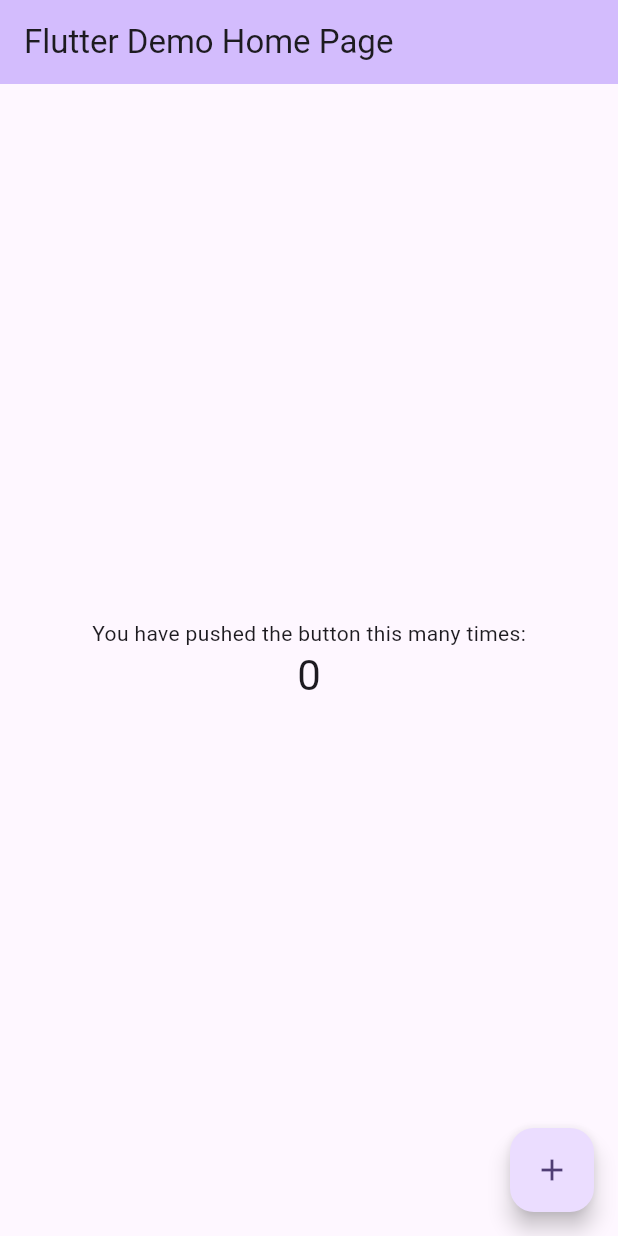
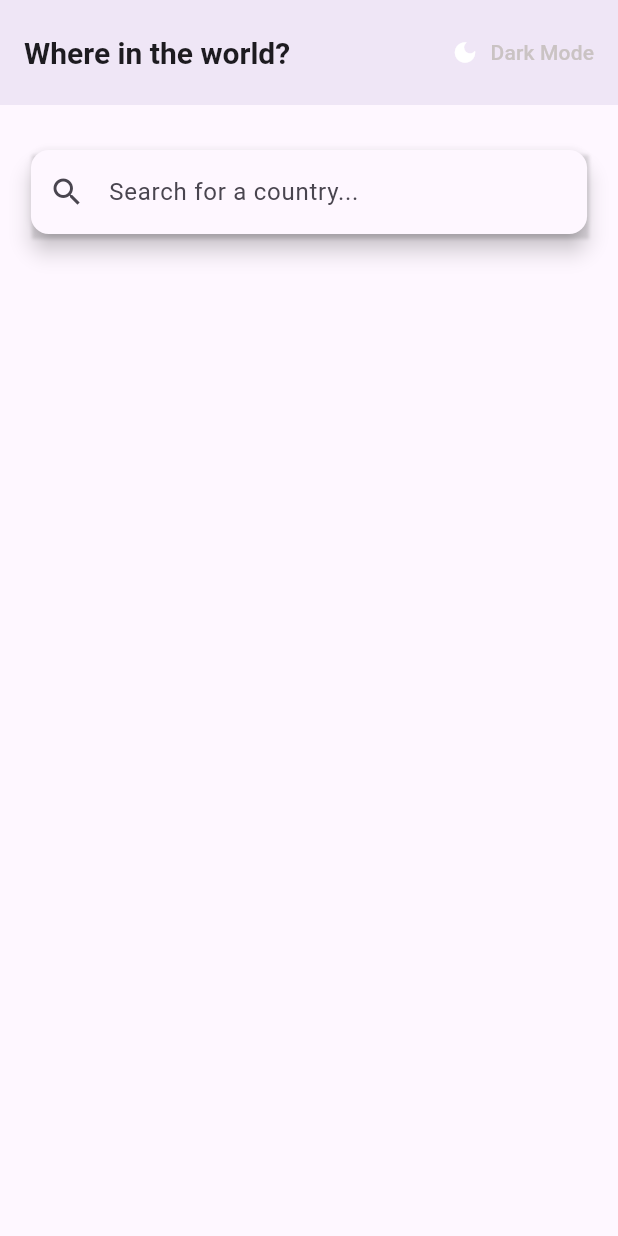
Before and after one commit to hosseinabdollahi84/CountriesApi, a Flutter app: the screen it shows after launch, on a phone screen of 412 x 824 dp. Run offline on Flutter 3.47's test engine with Material 3 defaults, Android fonts, the phone set to English and light mode, and no system bars; our stand-ins replace get.

Commit message:
Add theme and packages

```diff
--- /dev/null
+++ b/lib/controllers/ThemeController.dart
@@ -0,0 +1,14 @@
+// ignore: file_names
+import 'package:flutter/material.dart';
+import 'package:get/get.dart';
+
+class ThemeController extends GetxController {
+  void toggleTheme() {
+    if (Get.isDarkMode) {
+      Get.changeThemeMode(ThemeMode.light);
+    } else {
+      Get.changeThemeMode(ThemeMode.dark);
+    }
+    update();
+  }
+}
--- a/lib/main.dart
+++ b/lib/main.dart
@@ -1,4 +1,7 @@
+import 'package:arz3/screens/home_page.dart';
 import 'package:flutter/material.dart';
+import 'package:get/get_core/src/get_main.dart';
+import 'package:get/get_navigation/get_navigation.dart';
 
 void main() {
   runApp(const MyApp());
@@ -10,113 +13,19 @@ class MyApp extends StatelessWidget {
   // This widget is the root of your application.
   @override
   Widget build(BuildContext context) {
-    return MaterialApp(
-      title: 'Flutter Demo',
-      theme: ThemeData(
-        // This is the theme of your application.
-        //
-        // TRY THIS: Try running your application with "flutter run". You'll see
-        // the application has a purple toolbar. Then, without quitting the app,
-        // try changing the seedColor in the colorScheme below to Colors.green
-        // and then invoke "hot reload" (save your changes or press the "hot
-        // reload" button in a Flutter-supported IDE, or press "r" if you used
-        // the command line to start the app).
-        //
-        // Notice that the counter didn't reset back to zero; the application
-        // state is not lost during the reload. To reset the state, use hot
-        // restart instead.
-        //
-        // This works for code too, not just values: Most code changes can be
-        // tested with just a hot reload.
-        colorScheme: ColorScheme.fromSeed(seedColor: Colors.deepPurple),
+    return GetMaterialApp(
+      title: 'Api',
+      home: HomePage(),
+      theme: ThemeData.light(),
+      darkTheme: ThemeData.dark().copyWith(
+        scaffoldBackgroundColor: const Color.fromARGB(255, 26, 32, 39),
+        primaryColor: const Color.fromARGB(255, 125, 169, 217),
+        appBarTheme: const AppBarTheme(
+          backgroundColor: Color.fromARGB(255, 32, 44, 57),
+          foregroundColor: Colors.white,
+        ),
       ),
-      home: const MyHomePage(title: 'Flutter Demo Home Page'),
+      themeMode: ThemeMode.system, //برای تم پیش فرض گوشیه
     );
   }
 }
-
-class MyHomePage extends StatefulWidget {
-  const MyHomePage({super.key, required this.title});
-
-  // This widget is the home page of your application. It is stateful, meaning
-  // that it has a State object (defined below) that contains fields that affect
-  // how it looks.
-
-  // This class is the configuration for the state. It holds the values (in this
-  // case the title) provided by the parent (in this case the App widget) and
-  // used by the build method of the State. Fields in a Widget subclass are
-  // always marked "final".
-
-  final String title;
-
-  @override
-  State<MyHomePage> createState() => _MyHomePageState();
-}
-
-class _MyHomePageState extends State<MyHomePage> {
-  int _counter = 0;
-
-  void _incrementCounter() {
-    setState(() {
-      // This call to setState tells the Flutter framework that something has
-      // changed in this State, which causes it to rerun the build method below
-      // so that the display can reflect the updated values. If we changed
-      // _counter without calling setState(), then the build method would not be
-      // called again, and so nothing would appear to happen.
-      _counter++;
-    });
-  }
-
-  @override
-  Widget build(BuildContext context) {
-    // This method is rerun every time setState is called, for instance as done
-    // by the _incrementCounter method above.
-    //
-    // The Flutter framework has been optimized to make rerunning build methods
-    // fast, so that you can just rebuild anything that needs updating rather
-    // than having to individually change instances of widgets.
-    return Scaffold(
-      appBar: AppBar(
-        // TRY THIS: Try changing the color here to a specific color (to
-        // Colors.amber, perhaps?) and trigger a hot reload to see the AppBar
-        // change color while the other colors stay the same.
-        backgroundColor: Theme.of(context).colorScheme.inversePrimary,
-        // Here we take the value from the MyHomePage object that was created by
-        // the App.build method, and use it to set our appbar title.
-        title: Text(widget.title),
-      ),
-      body: Center(
-        // Center is a layout widget. It takes a single child and positions it
-        // in the middle of the parent.
-        child: Column(
-          // Column is also a layout widget. It takes a list of children and
-          // arranges them vertically. By default, it sizes itself to fit its
-          // children horizontally, and tries to be as tall as its parent.
-          //
-          // Column has various properties to control how it sizes itself and
-          // how it positions its children. Here we use mainAxisAlignment to
-          // center the children vertically; the main axis here is the vertical
-          // axis because Columns are vertical (the cross axis would be
-          // horizontal).
-          //
-          // TRY THIS: Invoke "debug painting" (choose the "Toggle Debug Paint"
-          // action in the IDE, or press "p" in the console), to see the
-          // wireframe for each widget.
-          mainAxisAlignment: MainAxisAlignment.center,
-          children: <Widget>[
-            const Text('You have pushed the button this many times:'),
-            Text(
-              '$_counter',
-              style: Theme.of(context).textTheme.headlineMedium,
-            ),
-          ],
-        ),
-      ),
-      floatingActionButton: FloatingActionButton(
-        onPressed: _incrementCounter,
-        tooltip: 'Increment',
-        child: const Icon(Icons.add),
-      ), // This trailing comma makes auto-formatting nicer for build methods.
-    );
-  }
-}
--- /dev/null
+++ b/lib/screens/home_page.dart
@@ -0,0 +1,57 @@
+import 'package:arz3/controllers/ThemeController.dart';
+import 'package:arz3/widgets/CustomAppBar.dart';
+import 'package:flutter/material.dart';
+import 'package:get/get.dart';
+import 'package:get/state_manager.dart';
+
+class HomePage extends StatelessWidget {
+  final List<String> cont = ["Africa", "Asia", "Europe", "America", "Oceania"];
+
+  final ThemeController themeController = Get.put(ThemeController());
+  HomePage({super.key});
+
+  @override
+  Widget build(BuildContext context) {
+    return Scaffold(
+      appBar: CustomAppBar(),
+      body: Padding(
+        padding: const EdgeInsets.only(top: 30.0),
+        child: Column(
+          children: [
+            Align(
+              alignment: Alignment.center,
+              child: Container(
+                decoration: BoxDecoration(
+                  boxShadow: [
+                    BoxShadow(
+                      color: Colors.black12,
+                      blurRadius: 1,
+                      offset: Offset(1, 3),
+                    ),
+                  ],
+                ),
+
+                width: MediaQuery.of(context).size.width * 0.9,
+                child: Material(
+                  elevation: 6,
+                  borderRadius: BorderRadius.circular(12),
+                  child: TextField(
+                    decoration: InputDecoration(
+                      hintText: "Search for a country...",
+
+                      border: OutlineInputBorder(
+                        borderRadius: BorderRadius.circular(12),
+                        borderSide: BorderSide.none,
+                      ),
+                      prefixIcon: Icon(Icons.search),
+                    ),
+                  ),
+                ),
+              ),
+            ),
+          ],
+        ),
+      ),
+    );
+  }
+}
--- /dev/null
+++ b/lib/widgets/CustomAppBar.dart
@@ -0,0 +1,47 @@
+import 'package:arz3/controllers/ThemeController.dart';
+import 'package:flutter/material.dart';
+import 'package:get/get.dart';
+import 'package:get/get_core/src/get_main.dart';
+import 'package:get/get_state_manager/src/simple/get_state.dart';
+
+class CustomAppBar extends StatelessWidget implements PreferredSizeWidget {
+  const CustomAppBar({super.key});
+
+  @override
+  Widget build(BuildContext context) {
+    return AppBar(
+      toolbarHeight: 70,
+      elevation: 5,
+      title: const Text(
+        "Where in the world?",
+        style: TextStyle(fontSize: 20, fontWeight: FontWeight.bold),
+      ),
+      actions: [
+        GetBuilder<ThemeController>(
+          builder:
+              (controller) => TextButton.icon(
+                onPressed: () {
+                  controller.toggleTheme();
+                },
+                label: Text(
+                  Get.isDarkMode ? "Light Mode" : "Dark Mode",
+                  style: TextStyle(
+                    color:
+                        Get.isDarkMode
+                            ? const Color.fromARGB(255, 51, 50, 50)
+                            : const Color.fromARGB(255, 202, 195, 195),
+                  ),
+                ),
+                icon: Icon(
+                  Get.isDarkMode ? Icons.light_mode : Icons.dark_mode,
+                  color: Get.isDarkMode ? Colors.black : Colors.white,
+                ),
+              ),
+        ),
+      ],
+    );
+  }
+
+  @override
+  Size get preferredSize => const Size.fromHeight(70);
+}
--- a/pubspec.yaml
+++ b/pubspec.yaml
@@ -2,7 +2,7 @@ name: arz3
 description: "A new Flutter project."
 # The following line prevents the package from being accidentally published to
 # pub.dev using `flutter pub publish`. This is preferred for private packages.
-publish_to: 'none' # Remove this line if you wish to publish to pub.dev
+publish_to: "none" # Remove this line if you wish to publish to pub.dev
 
 # The following defines the version and build number for your application.
 # A version number is three numbers separated by dots, like 1.2.43
@@ -34,6 +34,9 @@ dependencies:
   # The following adds the Cupertino Icons font to your application.
   # Use with the CupertinoIcons class for iOS style icons.
   cupertino_icons: ^1.0.8
+  #add pack.................
+  get: ^4.7.2
+  http: ^1.5.0
 
 dev_dependencies:
   flutter_test:
@@ -51,7 +54,6 @@ dev_dependencies:
 
 # The following section is specific to Flutter packages.
 flutter:
-
   # The following line ensures that the Material Icons font is
   # included with your application, so that you can use the icons in
   # the material Icons class.
```
Also changed, not shown: lib/model/model.dart (added, +138 -0 lines), pubspec.lock.
